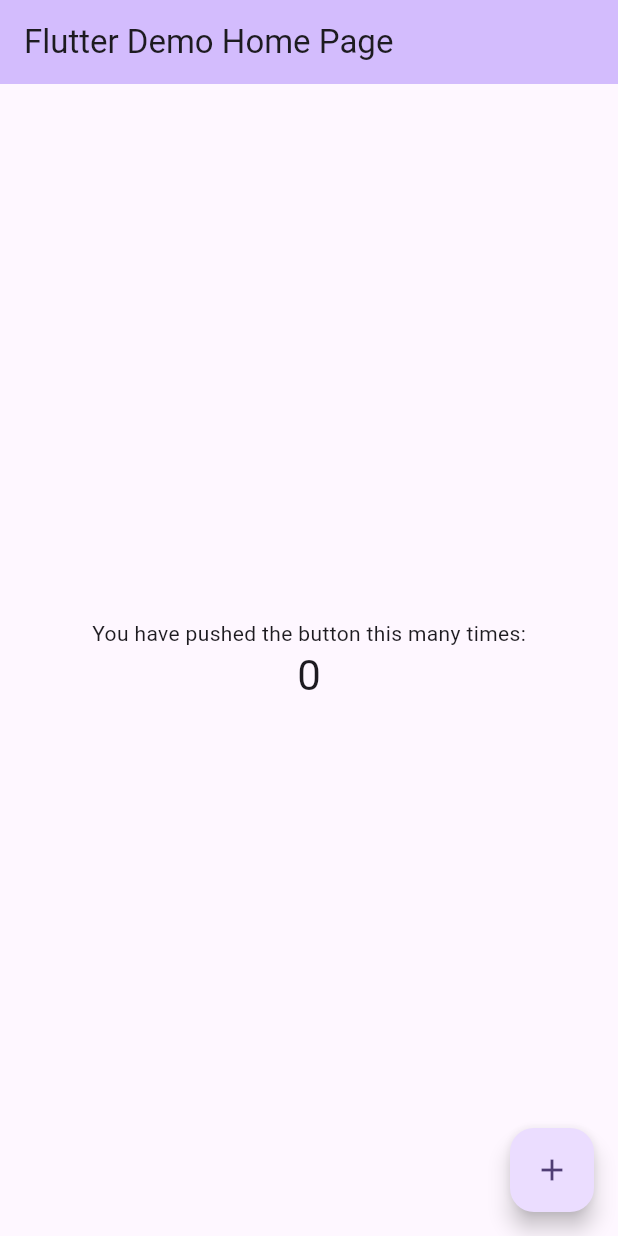
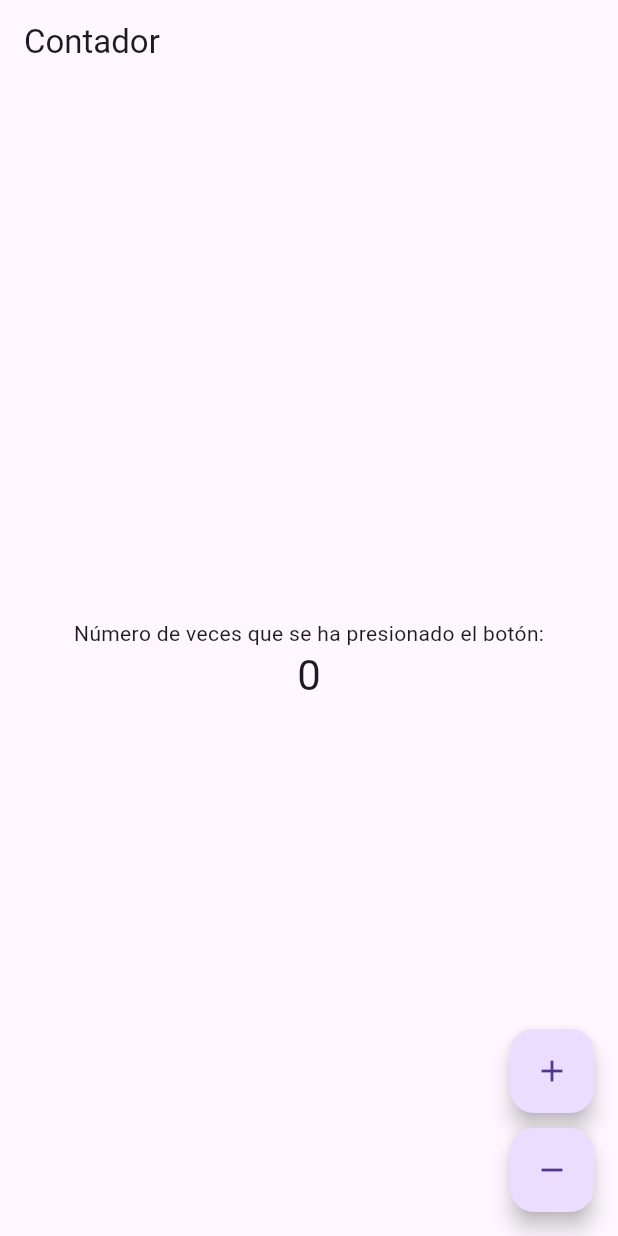
Before and after one commit to CamiloBravo/testing_app, a Flutter app: the screen it shows after launch, on a phone screen of 412 x 824 dp. Run offline on Flutter 3.47's test engine with Material 3 defaults, Android fonts, the phone set to English and light mode, and no system bars.

```diff
--- /dev/null
+++ b/lib/counter.dart
@@ -0,0 +1,12 @@
+class Counter {
+  int _counter = 0;
+  void increment() {
+    _counter++;
+  }
+
+  void decrement() {
+    _counter--;
+  }
+
+  int get value => _counter;
+}
--- a/lib/main.dart
+++ b/lib/main.dart
@@ -1,4 +1,5 @@
 import 'package:flutter/material.dart';
+import 'package:testing_app/counter.dart';
 
 void main() {
   runApp(const MyApp());
@@ -6,120 +7,70 @@ void main() {
 
 class MyApp extends StatelessWidget {
   const MyApp({super.key});
-
-  // This widget is the root of your application.
   @override
   Widget build(BuildContext context) {
-    return MaterialApp(
-      title: 'Flutter Demo',
-      theme: ThemeData(
-        // This is the theme of your application.
-        //
-        // TRY THIS: Try running your application with "flutter run". You'll see
-        // the application has a blue toolbar. Then, without quitting the app,
-        // try changing the seedColor in the colorScheme below to Colors.green
-        // and then invoke "hot reload" (save your changes or press the "hot
-        // reload" button in a Flutter-supported IDE, or press "r" if you used
-        // the command line to start the app).
-        //
-        // Notice that the counter didn't reset back to zero; the application
-        // state is not lost during the reload. To reset the state, use hot
-        // restart instead.
-        //
-        // This works for code too, not just values: Most code changes can be
-        // tested with just a hot reload.
-        colorScheme: ColorScheme.fromSeed(seedColor: Colors.deepPurple),
-        useMaterial3: true,
-      ),
-      home: const MyHomePage(title: 'Flutter Demo Home Page'),
+    return const MaterialApp(
+      home: CounterScreen(),
     );
   }
 }
 
-class MyHomePage extends StatefulWidget {
-  const MyHomePage({super.key, required this.title});
-
-  // This widget is the home page of your application. It is stateful, meaning
-  // that it has a State object (defined below) that contains fields that affect
-  // how it looks.
-
-  // This class is the configuration for the state. It holds the values (in this
-  // case the title) provided by the parent (in this case the App widget) and
-  // used by the build method of the State. Fields in a Widget subclass are
-  // always marked "final".
-
-  final String title;
-
+class CounterScreen extends StatefulWidget {
+  const CounterScreen({super.key});
   @override
-  State<MyHomePage> createState() => _MyHomePageState();
+  State<CounterScreen> createState() => _CounterScreenState();
 }
 
-class _MyHomePageState extends State<MyHomePage> {
-  int _counter = 0;
-
+class _CounterScreenState extends State<CounterScreen> {
+  final Counter _counter = Counter();
   void _incrementCounter() {
     setState(() {
-      // This call to setState tells the Flutter framework that something has
-      // changed in this State, which causes it to rerun the build method below
-      // so that the display can reflect the updated values. If we changed
-      // _counter without calling setState(), then the build method would not be
-      // called again, and so nothing would appear to happen.
-      _counter++;
+      _counter.increment();
+    });
+  }
+
+  void _decrementCounter() {
+    setState(() {
+      _counter.decrement();
     });
   }
 
   @override
   Widget build(BuildContext context) {
-    // This method is rerun every time setState is called, for instance as done
-    // by the _incrementCounter method above.
-    //
-    // The Flutter framework has been optimized to make rerunning build methods
-    // fast, so that you can just rebuild anything that needs updating rather
-    // than having to individually change instances of widgets.
     return Scaffold(
       appBar: AppBar(
-        // TRY THIS: Try changing the color here to a specific color (to
-        // Colors.amber, perhaps?) and trigger a hot reload to see the AppBar
-        // change color while the other colors stay the same.
-        backgroundColor: Theme.of(context).colorScheme.inversePrimary,
-        // Here we take the value from the MyHomePage object that was created by
-        // the App.build method, and use it to set our appbar title.
-        title: Text(widget.title),
+        title: const Text('Contador'),
       ),
       body: Center(
-        // Center is a layout widget. It takes a single child and positions it
-        // in the middle of the parent.
         child: Column(
-          // Column is also a layout widget. It takes a list of children and
-          // arranges them vertically. By default, it sizes itself to fit its
-          // children horizontally, and tries to be as tall as its parent.
-          //
-          // Column has various properties to control how it sizes itself and
-          // how it positions its children. Here we use mainAxisAlignment to
-          // center the children vertically; the main axis here is the vertical
-          // axis because Columns are vertical (the cross axis would be
-          // horizontal).
-          //
-          // TRY THIS: Invoke "debug painting" (choose the "Toggle Debug Paint"
-          // action in the IDE, or press "p" in the console), to see the
-          // wireframe for each widget.
           mainAxisAlignment: MainAxisAlignment.center,
           children: <Widget>[
             const Text(
-              'You have pushed the button this many times:',
+              'Número de veces que se ha presionado el botón:',
             ),
             Text(
-              '$_counter',
+              '${_counter.value}',
               style: Theme.of(context).textTheme.headlineMedium,
             ),
           ],
         ),
       ),
-      floatingActionButton: FloatingActionButton(
-        onPressed: _incrementCounter,
-        tooltip: 'Increment',
-        child: const Icon(Icons.add),
-      ), // This trailing comma makes auto-formatting nicer for build methods.
+      floatingActionButton: Column(
+        mainAxisAlignment: MainAxisAlignment.end,
+        children: [
+          FloatingActionButton(
+            onPressed: _incrementCounter,
+            tooltip: 'Incrementar',
+            child: const Icon(Icons.add),
+          ),
+          const SizedBox(height: 10),
+          FloatingActionButton(
+            onPressed: _decrementCounter,
+            tooltip: 'Decrementar',
+            child: const Icon(Icons.remove),
+          ),
+        ],
+      ),
     );
   }
 }
```
Also changed, not shown: 6 other files.
